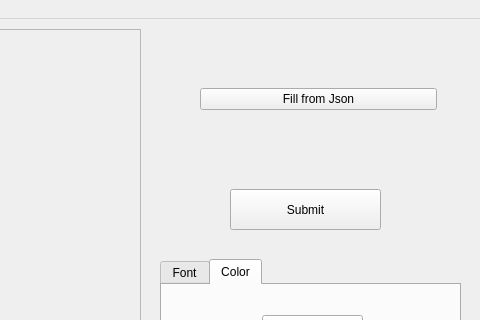
Before: the Qt Designer form mainwindow.ui in brennanafrank/EasyDraft, drawn with Qt 5; both pictures show x 390 to 870 and y 0 to 320 of the 870 by 600 pixel window.
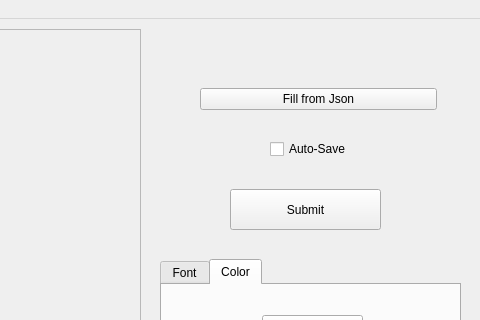
After: the same form once the commit is applied. The open tabs and pages were chosen to show the change. Icons and pictures are not drawn.

Commit message: add auto save template feature

The edit to the form file:
```diff
--- a/mainwindow.ui
+++ b/mainwindow.ui
@@ -288,6 +288,19 @@
        </item>
       </layout>
      </widget>
+     <widget class="QCheckBox" name="autoSaveToggle">
+      <property name="geometry">
+       <rect>
+        <x>680</x>
+        <y>120</y>
+        <width>85</width>
+        <height>20</height>
+       </rect>
+      </property>
+      <property name="text">
+       <string>Auto-Save</string>
+      </property>
+     </widget>
     </widget>
     <widget class="QWidget" name="page_4">
      <widget class="QPushButton" name="pushButton_3">
```
Left out of the diff: 4 changed lines with no effect on the pictures. The commit also changes 3 other files.
